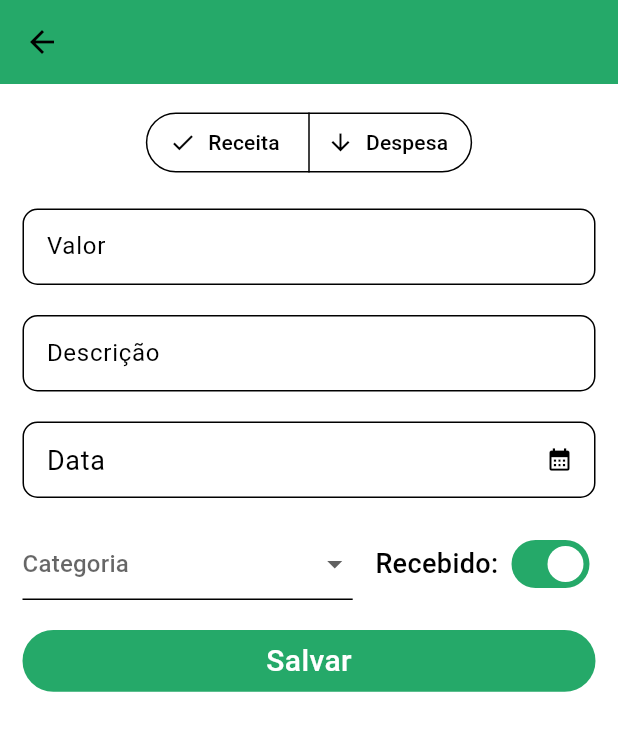
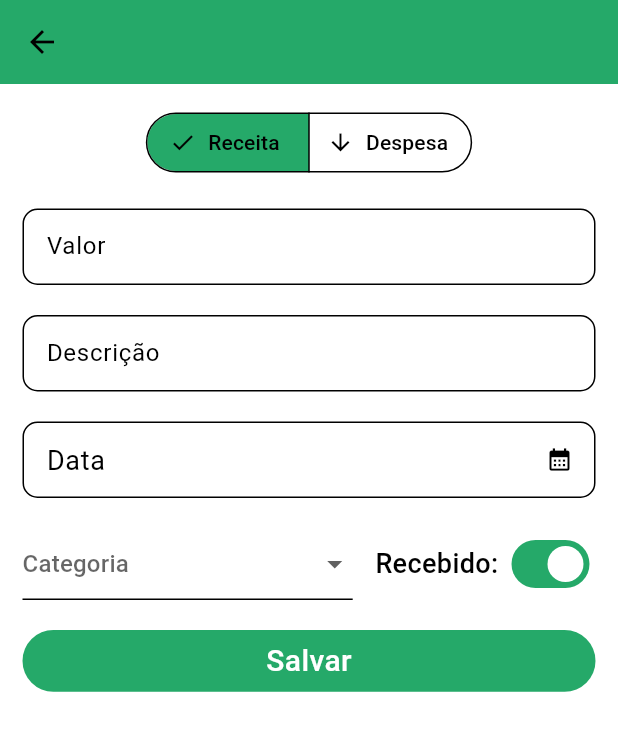
Before and after one commit to joaolvp/app_financeiro, a Flutter app: the MainNavigationPage screen opened by its route, after a tap on the "add" icon, on a phone screen of 412 x 824 dp. Shown: the top 731 px of the screen. Run offline on Flutter 3.47's test engine with Material 3 defaults, Android fonts, the phone set to English and light mode, and no system bars; our stand-ins replace brasil_fields, cloud_firestore, firebase_auth, firebase_core, flutter_secure_storage, flutter_svg and 2 more; accounts and stored records are empty.

Commit message:
Implementado exclusão de transações

```diff
--- a/lib/src/common/constants/app_colors.dart
+++ b/lib/src/common/constants/app_colors.dart
@@ -15,6 +15,7 @@ class AppColors {
   static const Color lemonChiffon = Color(0xFFFFFBBD);
 
   static const Color fawn = Color(0xFFE6AA68);
+  static const Color darkGreen = Color.fromARGB(255, 106, 109, 105);
 
   static const Color chiliRed = Color(0xFFF95B51);
 
--- a/lib/src/common/constants/app_theme_data.dart
+++ b/lib/src/common/constants/app_theme_data.dart
@@ -8,6 +8,7 @@ class AppThemeData {
         useMaterial3: true,
       );
   static ThemeData get lightMode => ThemeData(
+        unselectedWidgetColor: AppColors.grey,
         brightness: Brightness.light,
         colorScheme: const ColorScheme.light(
             surface: AppColors.white,
--- a/lib/src/features/main_navigation/main_navigation_page.dart
+++ b/lib/src/features/main_navigation/main_navigation_page.dart
@@ -18,7 +18,7 @@ class MainNavigationPage extends GetView<MainNavigationController> {
     return Scaffold(
       bottomNavigationBar: Obx(() {
         return BottomNavigationBar(
-          backgroundColor: AppColors.asparagus,
+          backgroundColor: AppColors.asparagus ,
           type: BottomNavigationBarType.fixed,
           items: const [
             BottomNavigationBarItem(
--- a/lib/src/features/main_navigation/nav_pages/home/home_page.dart
+++ b/lib/src/features/main_navigation/nav_pages/home/home_page.dart
@@ -17,18 +17,44 @@ class HomePage extends GetView<HomeController> {
     var listTransactions = controller.userTransactions.map((item) {
       var color = item.type == TransactionType.expense
           ? AppColors.chiliRed
-          : Colors.green;
+          : AppColors.asparagus;
       return ListTile(
         onTap: () {
+          showModalBottomSheet(
+              useRootNavigator: true,
+              context: context,
+              builder: (builder) {
+                return Column(
+                  mainAxisSize: MainAxisSize.min,
+                  children: [
+                    ListTile(
+                      onTap: () =>
+                          Get.toNamed(Routes.valueTransaction, arguments: item),
+                      leading: const Icon(Icons.edit),
+                      title: const Text('Editar'),
+                    ),
+                    ListTile(
+                      onTap: () async {
+                        controller.deleteTransaction(item.uid);
+                      },
+                      leading: const Icon(Icons.delete),
+                      title: const Text('Excluir'),
+                    ),
+                  ],
+                );
+              });
           log(item.uid);
-          Get.toNamed(Routes.valueTransaction, arguments: item);},
+          //Get.toNamed(Routes.valueTransaction, arguments: item);
+        },
         contentPadding: const EdgeInsets.symmetric(horizontal: 8.0),
         leading: Container(
           decoration: BoxDecoration(
               color: color,
               borderRadius: const BorderRadius.all(Radius.circular(25))),
           padding: const EdgeInsets.all(8.0),
-          child: const Icon(Icons.attach_money),
+          child: Icon(item.type == TransactionType.expense
+              ? Icons.trending_down
+              : Icons.trending_up),
         ),
         title: Text(
           item.description,
@@ -57,7 +83,9 @@ class HomePage extends GetView<HomeController> {
                     crossAxisAlignment: CrossAxisAlignment.start,
                     children: [
                       Text(
-                        controller.nameUser.value.length > 1 ? 'Bem-vindo, ${controller.nameUser}' : 'Bem-vindo',
+                        controller.nameUser.value.length > 1
+                            ? 'Bem-vindo, ${controller.nameUser}'
+                            : 'Bem-vindo',
                         style: AppTextStyles.mediumText25,
                       ),
                       const SizedBox(
@@ -65,28 +93,35 @@ class HomePage extends GetView<HomeController> {
                       ),
                       Container(
                         decoration: BoxDecoration(
-                            color: AppColors.asparagus,
+                            gradient: const LinearGradient(
+                                begin: Alignment.topLeft,
+                                end: Alignment.bottomCenter,
+                                colors: [
+                                  Colors.indigo,
+                                  AppColors.asparagus
+
+                                ]),
+                            //color: AppColors.asparagus,
                             borderRadius: BorderRadius.circular(10)),
                         padding: const EdgeInsets.all(25),
                         child: Column(
                           children: [
-                            Row(
-                              children: [
-                                Text(
-                                  'Saldo em conta: ',
-                                  style: AppTextStyles.mediumText20,
-                                ),
-                                Text(
-                                  'R\$ ${controller.saldoEmConta} ',
-                                  style: AppTextStyles.mediumText20,
-                                ),
-                              ],
+                            Text(
+                              'R\$ ${controller.saldoEmConta} ',
+                              style: AppTextStyles.mediumText30,
+                            ),
+                            Text(
+                              'Saldo Total ',
+                              style: AppTextStyles.mediumText18,
+                            ),
+                            const SizedBox(
+                              height: 15,
                             ),
                             Row(
                               children: [
                                 const Icon(
-                                  Icons.arrow_upward,
-                                  color: Colors.black,
+                                  Icons.trending_up,
+                                  color: AppColors.asparagus,
                                   size: 30,
                                 ),
                                 Text(
@@ -106,8 +141,8 @@ class HomePage extends GetView<HomeController> {
                               //mainAxisAlignment: MainAxisAlignment.center,
                               children: [
                                 const Icon(
-                                  Icons.arrow_downward,
-                                  color: Colors.black,
+                                  Icons.trending_down,
+                                  color: AppColors.chiliRed,
                                   size: 30,
                                 ),
                                 Text(
@@ -126,9 +161,12 @@ class HomePage extends GetView<HomeController> {
                     ],
                   ),
                   const SizedBox(
-                     height: 20,
+                    height: 20,
                   ),
-                  Text('Transações recentes', style:AppTextStyles.mediumText18,),
+                  Text(
+                    'Transações recentes',
+                    style: AppTextStyles.mediumText18,
+                  ),
                   ...listTransactions,
                 ],
               ),
--- a/lib/src/features/value_transaction/value_transaction_controller.dart
+++ b/lib/src/features/value_transaction/value_transaction_controller.dart
@@ -48,7 +48,7 @@ class ValueTransactionController extends GetxController with LoaderMixin, Dialog
   loading(false);
   switch(response){
       case Failure<Exception, Success<Exception, dynamic>>():
-        await message(MessageModel.error(title: 'Erro', message: 'Erro ao salvar edição', textButton: 'Fechar'));
+        message(MessageModel.error(title: 'Erro', message: 'Erro ao salvar edição', textButton: 'Fechar'));
       case Success<Exception, Success<Exception, dynamic>>():
         // TODO: Handle this case.
   }
--- a/lib/src/features/value_transaction/value_transaction_page.dart
+++ b/lib/src/features/value_transaction/value_transaction_page.dart
@@ -1,5 +1,6 @@
 import 'dart:developer';
 
+import 'package:app_financeiro/src/common/constants/app_colors.dart';
 import 'package:app_financeiro/src/common/constants/app_text_styles.dart';
 import 'package:app_financeiro/src/common/widgets/app_textformfield.dart';
 import 'package:app_financeiro/src/common/widgets/primary_button.dart';
@@ -120,6 +121,17 @@ class _ValueTransactionPageState extends State<ValueTransactionPage> {
               children: [
                 Center(
                   child: SegmentedButton(
+                    style: ButtonStyle(backgroundColor:
+                      WidgetStateProperty.resolveWith<Color>(
+   (Set<WidgetState> states) {
+      if (states.contains(WidgetState.selected)){
+        return AppColors.asparagus;
+      }
+      return colorContext.secondary;
+      //return Colors.red;
+    },
+ ),
+                    ),
                     segments: const [
                       ButtonSegment(
                           value: TransactionType.income,
--- a/lib/src/services/transaction/transaction_service.dart
+++ b/lib/src/services/transaction/transaction_service.dart
@@ -6,4 +6,5 @@ abstract class TransactionService {
   Future<Either<Exception, GeneralUserInfo?>> getAllTransactions();
   Future<Either<Exception, Success>> saveTransaction(TransactionFinanceiro transaction);
   Future<Either<Exception, Success>> editTransaction(TransactionFinanceiro transaction);
+  Future<Either<Exception, Success>> deleteTransaction(String uid);
 }
```
Also changed, not shown: lib/src/features/main_navigation/nav_pages/home/home_controller.dart (+28 -5 lines), lib/src/services/transaction/transaction_service_impl.dart (+17 -0 lines).
